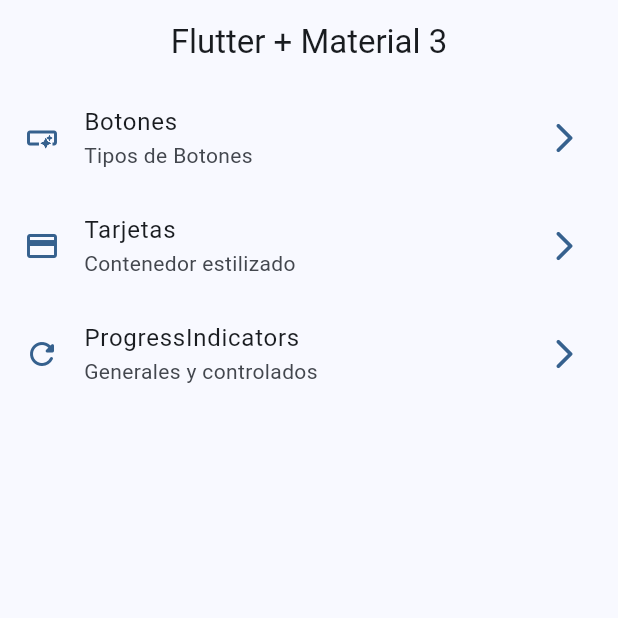
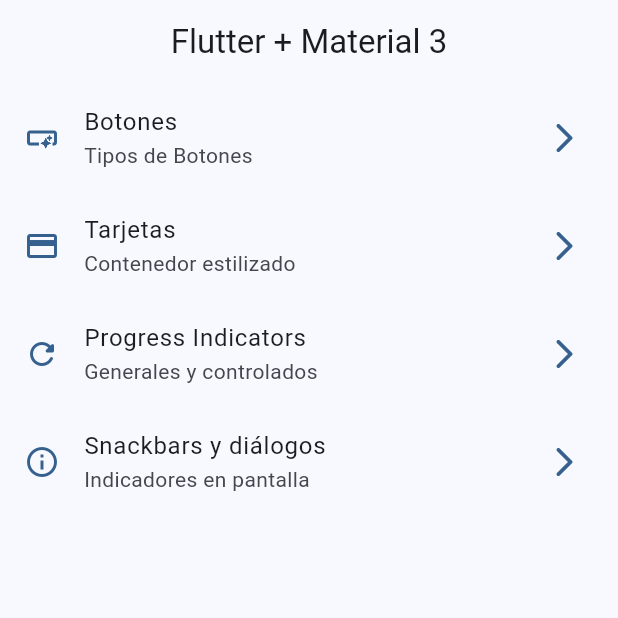
Before and after one commit to galaxymaple/flutter-widgets-app, a Flutter app: the screen it shows after launch, on a phone screen of 412 x 824 dp, the top half of it. Run offline on Flutter 3.47's test engine with Material 2 defaults, Android fonts, the phone set to English and light mode, and no system bars; our stand-ins replace go_router.

Commit message:
Snackbars dialogs terminado

```diff
--- a/lib/config/menu/menu_items.dart
+++ b/lib/config/menu/menu_items.dart
@@ -30,9 +30,15 @@ const appMenuItems = <MenuItem>[
     icon: Icons.credit_card
   ),
   MenuItem(
-    title: 'ProgressIndicators',
+    title: 'Progress Indicators',
     subTitle: 'Generales y controlados',
     link: '/progress',
     icon: Icons.refresh_rounded
   ),
+  MenuItem(
+    title: 'Snackbars y diálogos',
+    subTitle: 'Indicadores en pantalla',
+    link: '/snackbars',
+    icon: Icons.info_outline
+  ),
 ];
--- a/lib/config/router/app_router.dart
+++ b/lib/config/router/app_router.dart
@@ -25,5 +25,10 @@ final appRouter = GoRouter(
       name: ProgressScreen.name,
       builder: (context, state) => const ProgressScreen(),
     ),
+    GoRoute(
+      path: '/snackbars',
+      name: SnackbarScreen.name,
+      builder: (context, state) => const SnackbarScreen(),
+    ),
   ],
 );
--- a/lib/main.dart
+++ b/lib/main.dart
@@ -12,6 +12,7 @@ class MainApp extends StatelessWidget {
   @override
   Widget build(BuildContext context) {
     return MaterialApp.router(
+      title: 'Flutter Widgets',
       routerConfig: appRouter,
       debugShowCheckedModeBanner: false,
       theme: AppTheme(selectedColor: 0).getTheme(),
```
Also changed, not shown: lib/presentation/screens/snackbar/snackbar_screen.dart (+76 -1 lines).
